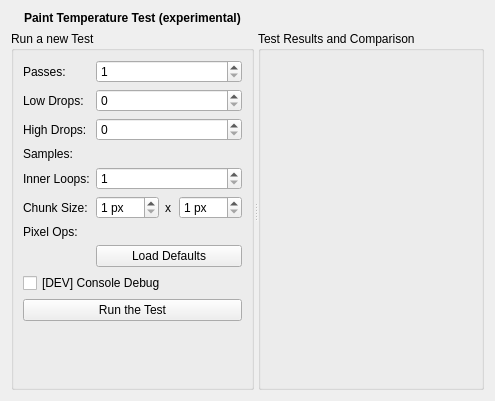
The window that src/plugins/inspector/module-painting/painttemperatureview.ui (enricoros/k-qt-creator-inspector) describes before a commit, drawn with Qt 5.
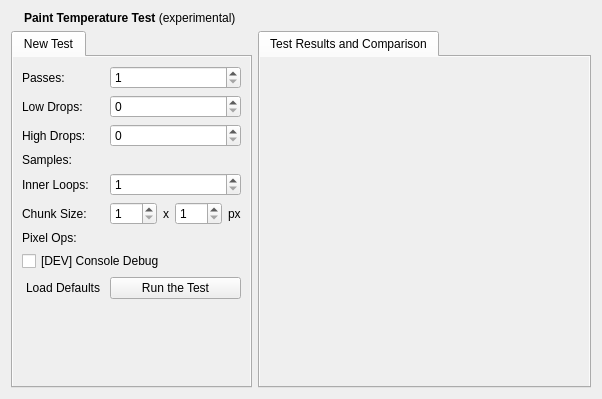
The same window after the commit. Icons and pictures are not drawn.

The edit to the form file:
```diff
--- a/src/plugins/inspector/module-painting/painttemperatureview.ui
+++ b/src/plugins/inspector/module-painting/painttemperatureview.ui
@@ -7,12 +7,12 @@
    <rect>
     <x>0</x>
     <y>0</y>
-    <width>495</width>
-    <height>401</height>
+    <width>602</width>
+    <height>399</height>
    </rect>
   </property>
-  <layout class="QVBoxLayout" name="verticalLayout">
-   <item>
+  <layout class="QGridLayout" name="gridLayout">
+   <item row="0" column="0" colspan="2">
     <layout class="QHBoxLayout" name="horizontalLayout">
      <item>
       <widget class="QLabel" name="iconLabel">
@@ -35,36 +35,28 @@
          <verstretch>0</verstretch>
         </sizepolicy>
        </property>
-       <property name="font">
-        <font>
-         <weight>75</weight>
-         <bold>true</bold>
-        </font>
-       </property>
        <property name="text">
-        <string>Paint Temperature Test (experimental)</string>
+        <string>&lt;b&gt;Paint Temperature Test&lt;/b&gt; (experimental)</string>
        </property>
       </widget>
      </item>
     </layout>
    </item>
-   <item>
-    <widget class="QSplitter" name="splitter">
+   <item row="1" column="0">
+    <widget class="QTabWidget" name="newTestGroup">
      <property name="sizePolicy">
-      <sizepolicy hsizetype="Expanding" vsizetype="MinimumExpanding">
+      <sizepolicy hsizetype="Preferred" vsizetype="Preferred">
        <horstretch>0</horstretch>
        <verstretch>0</verstretch>
       </sizepolicy>
      </property>
-     <property name="orientation">
-      <enum>Qt::Horizontal</enum>
-     </property>
-     <widget class="QGroupBox" name="newTestGroup">
-      <property name="title">
-       <string>Run a new Test</string>
-      </property>
-      <layout class="QVBoxLayout" name="verticalLayout_2">
-       <item>
+     <widget class="QWidget" name="newTestPage1">
+      <property name="autoFillBackground">
+       <bool>true</bool>
+      </property>
+      <attribute name="title">
+       <string>New Test</string>
+      </attribute>
         <layout class="QFormLayout" name="formLayout">
          <item row="0" column="0">
           <widget class="QLabel" name="label">
@@ -153,9 +145,6 @@
           <layout class="QHBoxLayout" name="horizontalLayout_2">
            <item>
             <widget class="QSpinBox" name="widthBox">
-             <property name="suffix">
-              <string> px</string>
-             </property>
              <property name="minimum">
               <number>1</number>
              </property>
@@ -173,9 +162,6 @@
            </item>
            <item>
             <widget class="QSpinBox" name="heightBox">
-             <property name="suffix">
-              <string> px</string>
-             </property>
              <property name="minimum">
               <number>1</number>
              </property>
@@ -184,6 +170,13 @@
              </property>
             </widget>
            </item>
+         <item>
+          <widget class="QLabel" name="label_8">
+           <property name="text">
+            <string>px</string>
+           </property>
+          </widget>
+         </item>
           </layout>
          </item>
          <item row="6" column="0">
@@ -200,23 +193,24 @@
            </property>
           </widget>
          </item>
-         <item row="7" column="1">
-          <widget class="QPushButton" name="defaultsButton">
-           <property name="text">
-            <string>Load Defaults</string>
-           </property>
-          </widget>
-         </item>
-        </layout>
-       </item>
-       <item>
+       <item row="7" column="0" colspan="2">
         <widget class="QCheckBox" name="debugBox">
          <property name="text">
           <string notr="true">[DEV] Console Debug</string>
          </property>
         </widget>
        </item>
-       <item>
+       <item row="8" column="0">
+        <widget class="QPushButton" name="defaultsButton">
+         <property name="text">
+          <string>Load Defaults</string>
+         </property>
+         <property name="flat">
+          <bool>true</bool>
+         </property>
+        </widget>
+       </item>
+       <item row="8" column="1">
         <widget class="QPushButton" name="runButton">
          <property name="sizePolicy">
           <sizepolicy hsizetype="MinimumExpanding" vsizetype="Fixed">
@@ -229,40 +223,26 @@
          </property>
         </widget>
        </item>
-       <item>
-        <spacer name="verticalSpacer">
-         <property name="orientation">
-          <enum>Qt::Vertical</enum>
-         </property>
-         <property name="sizeHint" stdset="0">
-          <size>
-           <width>20</width>
-           <height>40</height>
-          </size>
-         </property>
-        </spacer>
-       </item>
       </layout>
      </widget>
-     <widget class="QGroupBox" name="resultsGroup">
-      <property name="title">
+    </widget>
+   </item>
+   <item row="1" column="1">
+    <widget class="QTabWidget" name="resultsGroup">
+     <property name="sizePolicy">
+      <sizepolicy hsizetype="MinimumExpanding" vsizetype="Expanding">
+       <horstretch>0</horstretch>
+       <verstretch>0</verstretch>
+      </sizepolicy>
+     </property>
+     <widget class="QWidget" name="resultsPage1">
+      <property name="autoFillBackground">
+       <bool>true</bool>
+      </property>
+      <attribute name="title">
        <string>Test Results and Comparison</string>
-      </property>
-      <layout class="QGridLayout" name="gridLayout">
-       <item row="0" column="0">
-        <widget class="QLabel" name="resLabel">
-         <property name="minimumSize">
-          <size>
-           <width>200</width>
-           <height>200</height>
-          </size>
-         </property>
-         <property name="scaledContents">
-          <bool>true</bool>
-         </property>
-        </widget>
-       </item>
-      </layout>
+      </attribute>
+      <layout class="QVBoxLayout" name="verticalLayout_3"/>
      </widget>
     </widget>
    </item>
```
Left out of the diff: 4 changed lines with no effect on the pictures. Lines whose indentation alone changed are shown as unchanged.
